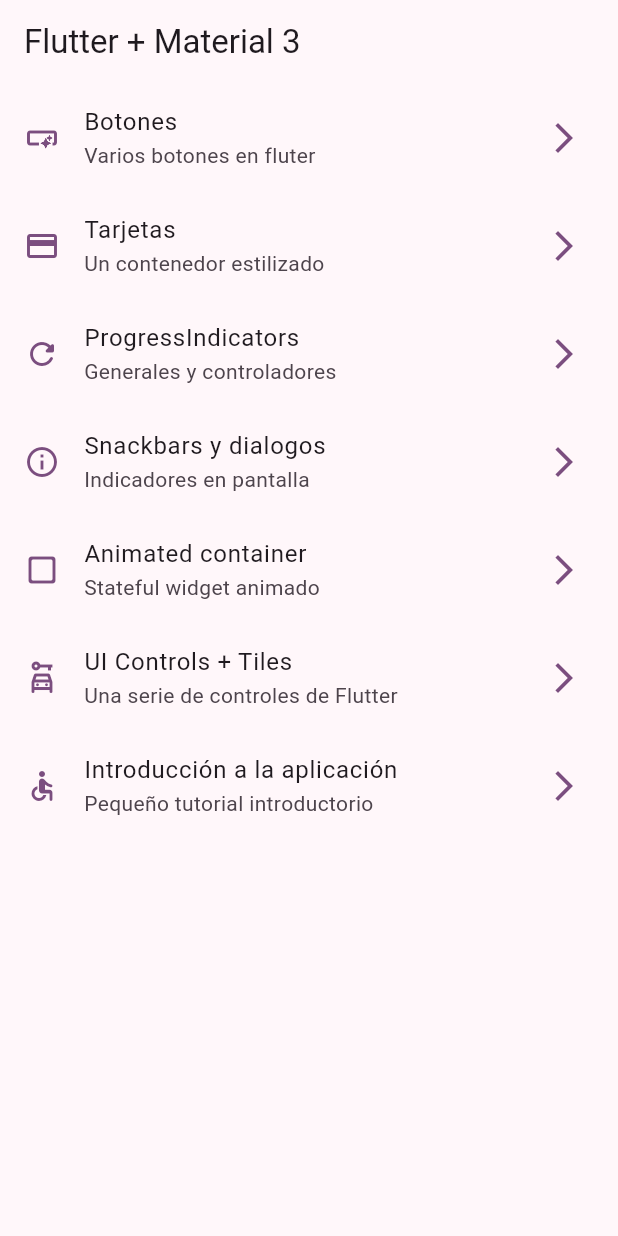
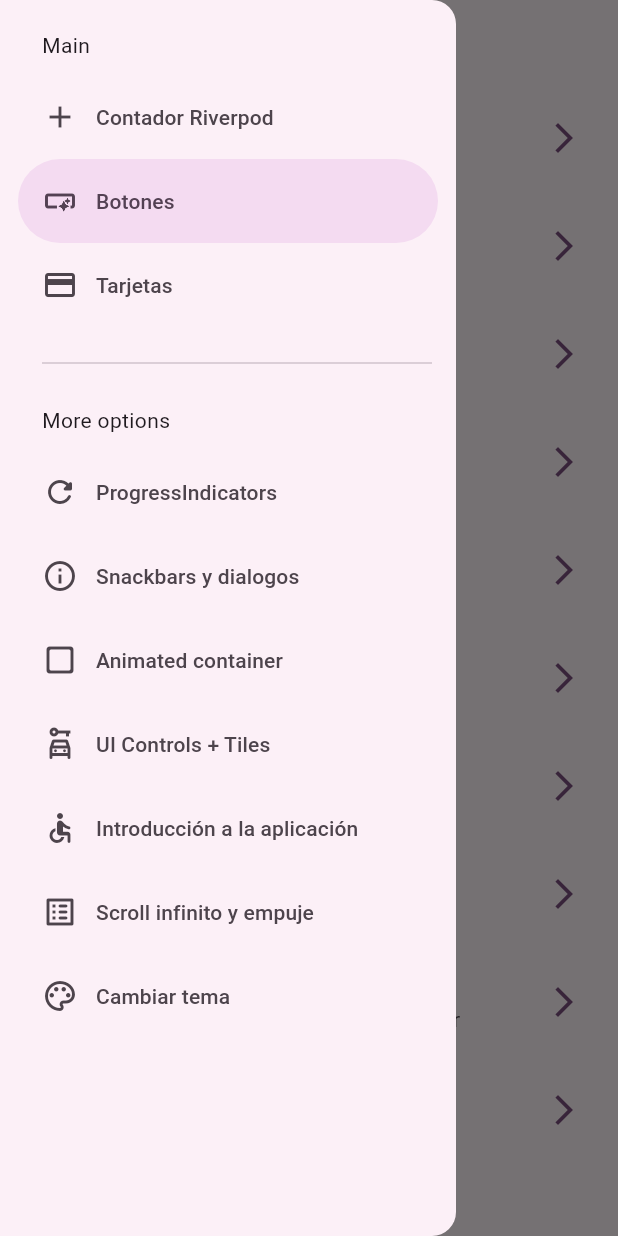
Before and after one commit to Adrian-Garcia-Cuya/widgets_app, a Flutter app: the screen it shows after launch, with the side drawer open (before the commit the screen has no drawer), on a phone screen of 412 x 824 dp. Run offline on Flutter 3.47's test engine with Material 3 defaults, Android fonts, the phone set to English and light mode, and no system bars; our stand-ins replace animate_do, flutter_riverpod, go_router.

Commit message:
feat: :sparkles: agregar gestor de estado Riverpod

```diff
--- a/lib/config/menu/menu_items.dart
+++ b/lib/config/menu/menu_items.dart
@@ -17,6 +17,12 @@ class MenuItem {
 }
 
 const appMenuItems = <MenuItem> [
+  MenuItem(
+    title: 'Contador Riverpod',
+    subTitle: 'Introducción a riverpod',
+    link: '/counter-river',
+    icon: Icons.add
+  ),
   MenuItem(
     title: 'Botones',
     subTitle: 'Varios botones en fluter',
@@ -58,5 +64,17 @@ const appMenuItems = <MenuItem> [
     subTitle: 'Pequeño tutorial introductorio',
     link: '/tutorial',
     icon: Icons.accessible_rounded
-  )
+  ),
+  MenuItem(
+    title: 'Scroll infinito y empuje',
+    subTitle: 'Listas infinitas y empuje para refrescar',
+    link: '/infinite',
+    icon: Icons.list_alt_rounded
+  ),
+  MenuItem(
+    title: 'Cambiar tema',
+    subTitle: 'Cambiar tema de la aplicación',
+    link: '/theme-changer',
+    icon: Icons.color_lens_outlined
+  ),
 ];
--- a/lib/config/router/app_router.dart
+++ b/lib/config/router/app_router.dart
@@ -51,6 +51,24 @@ final appRouter = GoRouter(
       path: '/tutorial',
       name: AppTutorialScreen.name,
       builder: (context, state) => const AppTutorialScreen()
+    ),
+
+    GoRoute(
+      path: '/infinite',
+      name: InfiniteScrollScreen.name,
+      builder: (context, state) => const InfiniteScrollScreen(),
+    ),
+
+    GoRoute(
+      path: '/counter-river',
+      name: CounterScreen.name,
+      builder: ( context, state ) => const CounterScreen()
+    ),
+
+    GoRoute(
+      path: '/theme-changer',
+      name: ThemeChangerScreen.name,
+      builder: ( context, state ) => const ThemeChangerScreen()
     )
 
   ]
--- a/lib/config/theme/app_theme.dart
+++ b/lib/config/theme/app_theme.dart
@@ -3,7 +3,11 @@ import 'package:flutter/material.dart';
 const colorList = <Color>[
     Colors.blue,
     Colors.red,
-    Colors.purple
+    Colors.purple,
+    Colors.green,
+    Colors.orange,
+    Colors.pink,
+    Colors.deepPurple,
   ];
 
 class AppTheme {
--- /dev/null
+++ b/lib/presentation/providers/counter_provider.dart
@@ -0,0 +1,4 @@
+import 'package:flutter_riverpod/flutter_riverpod.dart';
+
+//StateProvider -> expone un valor que puede ser modificado desde afuera (otro widget)
+final counterProvider = StateProvider(( ref ) => 5);
--- a/lib/presentation/screens/home/home_screen.dart
+++ b/lib/presentation/screens/home/home_screen.dart
@@ -1,6 +1,7 @@
 import 'package:flutter/material.dart';
 import 'package:go_router/go_router.dart';
 import 'package:widgets_app_4/config/menu/menu_items.dart';
+import 'package:widgets_app_4/presentation/widgets/side_menu.dart';
 
 class HomeScreen extends StatelessWidget {
 
@@ -10,11 +11,16 @@ class HomeScreen extends StatelessWidget {
 
   @override
   Widget build(BuildContext context) {
+
+    final scaffoldKey = GlobalKey<ScaffoldState>();
+
     return Scaffold(
+      key: scaffoldKey,
       appBar: AppBar(
         title: const Text('Flutter + Material 3'),
       ),
       body: const _HomeView(),
+      drawer: SideMenu( scaffoldKey: scaffoldKey ),
     );
   }
 }
--- a/lib/presentation/screens/screens.dart
+++ b/lib/presentation/screens/screens.dart
@@ -3,8 +3,10 @@ export 'package:widgets_app_4/presentation/screens/animated/animated_screen.dart
 export 'package:widgets_app_4/presentation/screens/app_tutorial/app_tutorial_screen.dart';
 export 'package:widgets_app_4/presentation/screens/buttons/buttons_screen.dart';
 export 'package:widgets_app_4/presentation/screens/cards/cards_screen.dart';
+export 'package:widgets_app_4/presentation/screens/counter/counter_screen.dart';
 export 'package:widgets_app_4/presentation/screens/home/home_screen.dart';
-export 'package:widgets_app_4/presentation/screens/inifinite_scroll/infinite_scroll_screen.dart';
+export 'package:widgets_app_4/presentation/screens/infinite_scroll/infinite_scroll_screen.dart';
 export 'package:widgets_app_4/presentation/screens/progress/progress_screen.dart';
 export 'package:widgets_app_4/presentation/screens/snackbar/snackbar_screen.dart';
+export 'package:widgets_app_4/presentation/screens/theme_changer/theme_changer_screen.dart';
 export 'package:widgets_app_4/presentation/screens/ui_controls/ui_controls_screen.dart';
--- /dev/null
+++ b/lib/presentation/widgets/side_menu.dart
@@ -0,0 +1,69 @@
+import 'package:flutter/material.dart';
+import 'package:widgets_app_4/config/menu/menu_items.dart';
+import 'package:go_router/go_router.dart';
+
+class SideMenu extends StatefulWidget {
+
+  final GlobalKey<ScaffoldState> scaffoldKey;
+
+  const SideMenu({
+      super.key,
+      required this.scaffoldKey
+    });
+
+  @override
+  State<SideMenu> createState() => _SideMenuState();
+}
+
+class _SideMenuState extends State<SideMenu> {
+
+  int navDrawerIndex = 1;
+
+  @override
+  Widget build(BuildContext context) {
+
+    final hasNotch = MediaQuery.of(context).viewPadding.top > 35;
+
+    return NavigationDrawer(
+      selectedIndex: navDrawerIndex,
+      onDestinationSelected: ( value ) {
+        setState(() {
+          navDrawerIndex = value;
+        });
+
+        final menuItem = appMenuItems[value];
+        context.push( menuItem.link );
+        widget.scaffoldKey.currentState?.closeDrawer();
+
+      },
+      children: [
+        Padding(
+          padding: EdgeInsets.fromLTRB(28, hasNotch ? 10:20, 16, 10),
+          child: const Text('Main'),
+        ),
+        ...appMenuItems
+        .sublist(0,3)
+        .map(( item ) => NavigationDrawerDestination(
+            icon: Icon( item.icon ),
+            label: Text( item.title )
+          )),
+
+        const Padding(
+          padding: EdgeInsets.fromLTRB(28, 16, 16, 10),
+          child: Divider(),
+        ),
+
+        const Padding(
+          padding: EdgeInsets.fromLTRB(28, 10, 16, 10),
+          child: Text('More options'),
+        ),
+        ...appMenuItems
+        .sublist(3)
+        .map(( item ) => NavigationDrawerDestination(
+            icon: Icon( item.icon ),
+            label: Text( item.title )
+          )),
+      ]
+    );
+  }
+}
--- a/pubspec.yaml
+++ b/pubspec.yaml
@@ -10,6 +10,7 @@ dependencies:
   animate_do: ^3.3.4
   flutter:
     sdk: flutter
+  flutter_riverpod: ^2.6.1
   go_router: ^14.3.0
 
 dev_dependencies:
```
Also changed, not shown: lib/main.dart (+6 -1 lines), lib/presentation/providers/theme_provider.dart (added, +8 -0 lines), lib/presentation/screens/counter/counter_screen.dart (added, +45 -0 lines), lib/presentation/screens/infinite_scroll/infinite_scroll_screen.dart (added, +143 -0 lines), lib/presentation/screens/inifinite_scroll/infinite_scroll_screen.dart (deleted, +0 -13 lines), lib/presentation/screens/theme_changer/theme_changer_screen.dart (added, +59 -0 lines), pubspec.lock.
